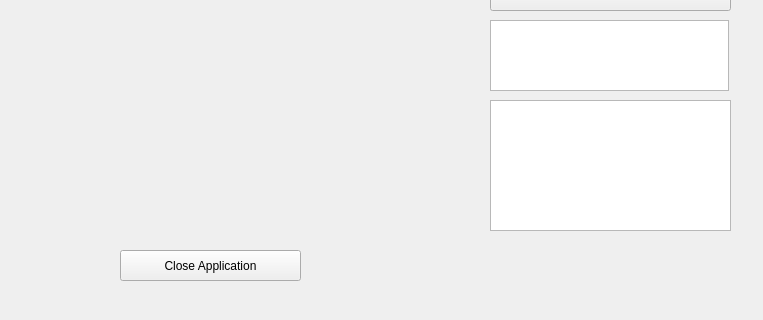
Old version of the form baybayin-kraken-app.ui in the repository johanndgzmn/baybayin-kraken-app; both pictures show x 0 to 763 and y 160 to 480 of the 763 by 480 pixel window.
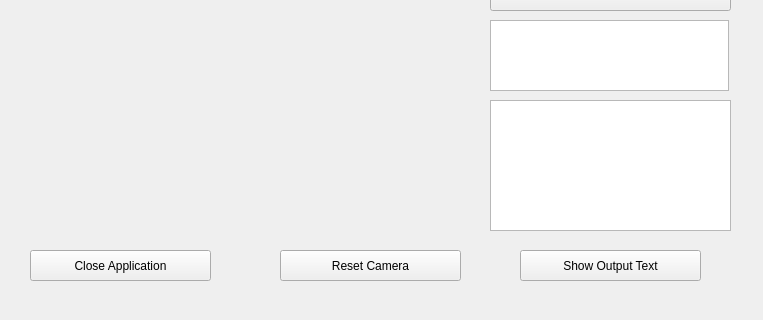
New version of the form.

```diff
--- a/baybayin-kraken-app.ui
+++ b/baybayin-kraken-app.ui
@@ -64,7 +64,7 @@
   <widget class="QPushButton" name="startStopCameraButton">
    <property name="geometry">
     <rect>
-     <x>120</x>
+     <x>30</x>
      <y>410</y>
      <width>181</width>
      <height>31</height>
@@ -143,6 +143,32 @@
     <string>Binarize Image</string>
    </property>
   </widget>
+  <widget class="QPushButton" name="resetCameraButton">
+   <property name="geometry">
+    <rect>
+     <x>280</x>
+     <y>410</y>
+     <width>181</width>
+     <height>31</height>
+    </rect>
+   </property>
+   <property name="text">
+    <string>Reset Camera</string>
+   </property>
+  </widget>
+  <widget class="QPushButton" name="showOutputTextButton">
+   <property name="geometry">
+    <rect>
+     <x>520</x>
+     <y>410</y>
+     <width>181</width>
+     <height>31</height>
+    </rect>
+   </property>
+   <property name="text">
+    <string>Show Output Text</string>
+   </property>
+  </widget>
  </widget>
  <resources/>
  <connections/>
```
